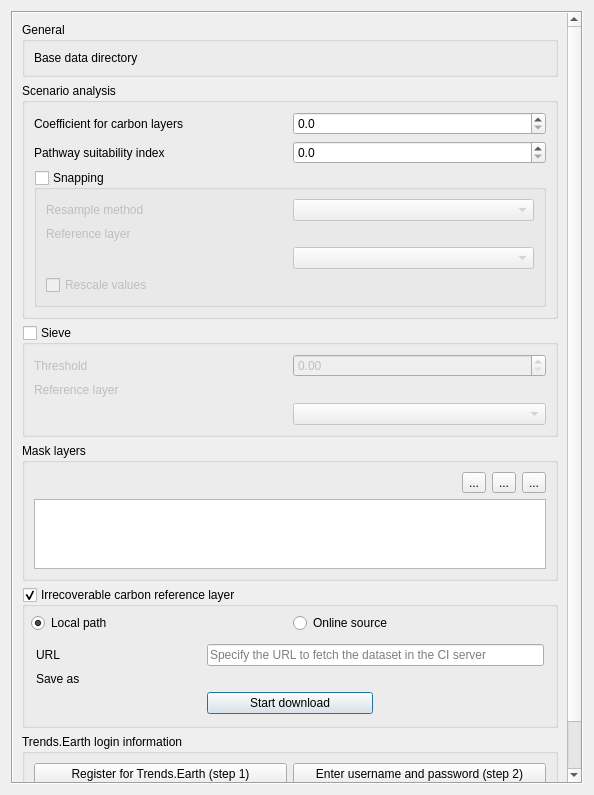
ConservationInternational/cplus-plugin, file src/cplus_plugin/ui/cplus_settings.ui: the form before one commit.
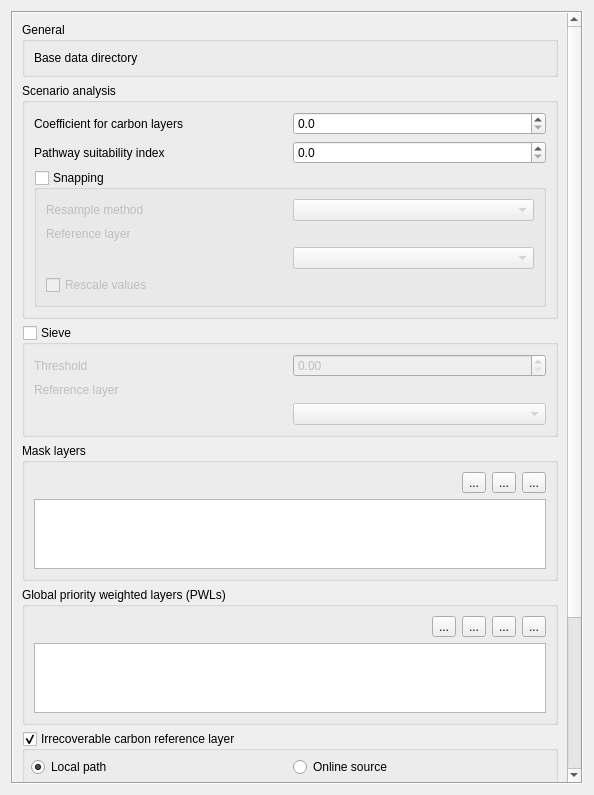
The form after the commit. Custom widgets are drawn as their Qt base class.

What changed in the file:
```diff
--- a/src/cplus_plugin/ui/cplus_settings.ui
+++ b/src/cplus_plugin/ui/cplus_settings.ui
@@ -316,6 +316,93 @@
          </layout>
         </widget>
        </item>
+       <item>
+        <widget class="QgsCollapsibleGroupBox" name="pwl_layers_box">
+         <property name="title">
+          <string>Global priority weighted layers (PWLs)</string>
+         </property>
+         <property name="collapsed">
+          <bool>false</bool>
+         </property>
+         <property name="saveCheckedState">
+          <bool>false</bool>
+         </property>
+         <layout class="QGridLayout" name="gridLayout_pwls">
+          <item row="0" column="3">
+           <widget class="QToolButton" name="btn_edit_pwl">
+            <property name="toolTip">
+             <string>Edit layer</string>
+            </property>
+            <property name="text">
+             <string>...</string>
+            </property>
+           </widget>
+          </item>
+          <item row="0" column="4">
+           <widget class="QToolButton" name="btn_delete_pwl">
+            <property name="toolTip">
+             <string>Delete layer</string>
+            </property>
+            <property name="text">
+             <string>...</string>
+            </property>
+           </widget>
+          </item>         
+          <item row="1" column="0" colspan="5">
+           <widget class="QTableView" name="tbl_pwl_layers">
+            <property name="toolTip">
+              <string>Global priority weighted layers (PWLs)</string>
+            </property>
+            <property name="showGrid">
+              <bool>false</bool>
+            </property>
+            <property name="alternatingRowColors">
+              <bool>true</bool>
+            </property>
+            <property name="selectionBehavior">
+              <enum>QAbstractItemView::SelectRows</enum>
+            </property>
+            <property name="selectionMode">
+              <enum>QAbstractItemView::SingleSelection</enum>
+            </property>
+           </widget>
+          </item>
+          <item row="0" column="0">
+           <spacer name="horizontalSpacer_2">
+            <property name="orientation">
+             <enum>Qt::Horizontal</enum>
+            </property>
+            <property name="sizeHint" stdset="0">
+             <size>
+              <width>367</width>
+              <height>20</height>
+             </size>
+            </property>
+           </spacer>
+          </item>
+          <item row="0" column="2">
+           <widget class="QToolButton" name="btn_add_pwl">
+            <property name="toolTip">
+             <string>Add layer</string>
+            </property>
+            <property name="text">
+             <string>...</string>
+            </property>
+           </widget>
+          </item>
+          <item row="0" column="1">
+           <widget class="QToolButton" name="btn_download_pwl">
+            <property name="toolTip">
+             <string>Download layer</string>
+            </property>
+            <property name="text">
+             <string>...</string>
+            </property>
+           </widget>
+          </item>
+         </layout>
+        </widget>
+       </item>
        <item>
         <widget class="QgsCollapsibleGroupBox" name="gb_ic_reference_layer">
          <property name="minimumSize">
```
